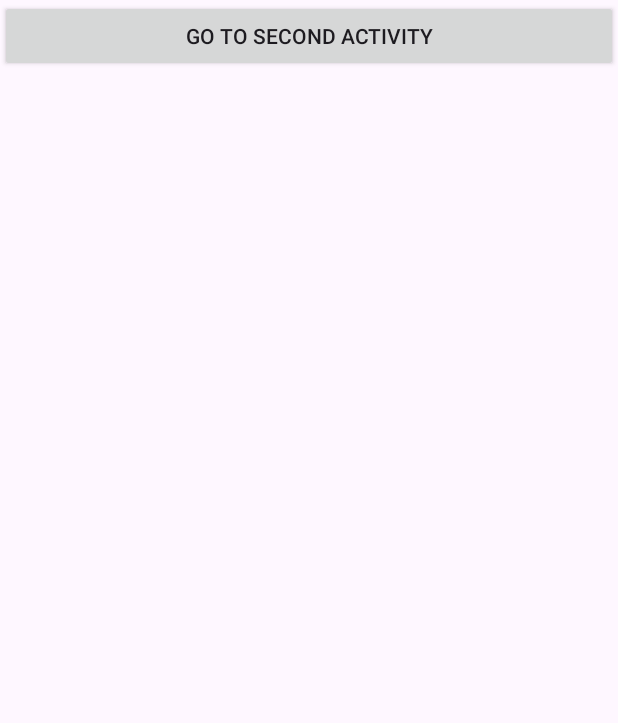
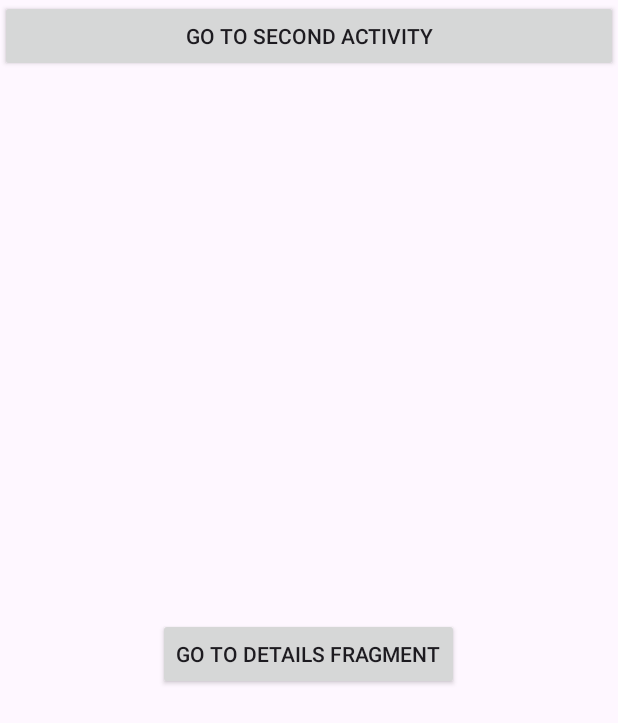
Before and after one commit to seethachakkapalli/SampleApplication, an Android app: the screen it shows after launch (MainActivity), on a phone screen of 412 x 824 dp. Shown: the top 723 px of the screen. Run offline under Robolectric (Android 15) with nearby library versions, the phone set to English and light mode, and no system bars; our stand-ins replace Dagger/Hilt's generated code, data binding.

Commit message:
added navhostfragment as name in fragmentContainerView - if we don't add, then navContasiner will not work

```diff
--- a/app/src/main/java/com/example/sampleapplication/MainActivity.kt
+++ b/app/src/main/java/com/example/sampleapplication/MainActivity.kt
@@ -4,6 +4,8 @@ import androidx.appcompat.app.AppCompatActivity
 import android.os.Bundle
 import android.util.Log
 import androidx.databinding.DataBindingUtil
+import androidx.navigation.NavController
+import androidx.navigation.Navigation
 import androidx.navigation.findNavController
 import com.example.sampleapplication.databinding.ActivityMainBinding
 import dagger.android.support.DaggerAppCompatActivity
@@ -17,12 +19,11 @@ class MainActivity : DaggerAppCompatActivity() {
     @Inject
     lateinit var retrofit: Retrofit
 
+
     override fun onCreate(savedInstanceState: Bundle?) {
         super.onCreate(savedInstanceState)
         binding = ActivityMainBinding.inflate(layoutInflater)
         setContentView(binding.root)
-
-        Log.d("ehwriue", retrofit.toString());
     }
 
     fun initListeners() {
--- a/app/src/main/res/layout/activity_main.xml
+++ b/app/src/main/res/layout/activity_main.xml
@@ -24,9 +24,11 @@
 
         <androidx.fragment.app.FragmentContainerView
             android:id="@+id/nav_container"
+            android:name="androidx.navigation.fragment.NavHostFragment"
             android:layout_width="match_parent"
             android:layout_height="0dp"
             app:navGraph="@navigation/nav_graph"
+            app:defaultNavHost="true"
             app:layout_constraintBottom_toBottomOf="parent"
             app:layout_constraintEnd_toEndOf="parent"
             app:layout_constraintStart_toStartOf="parent"
```
